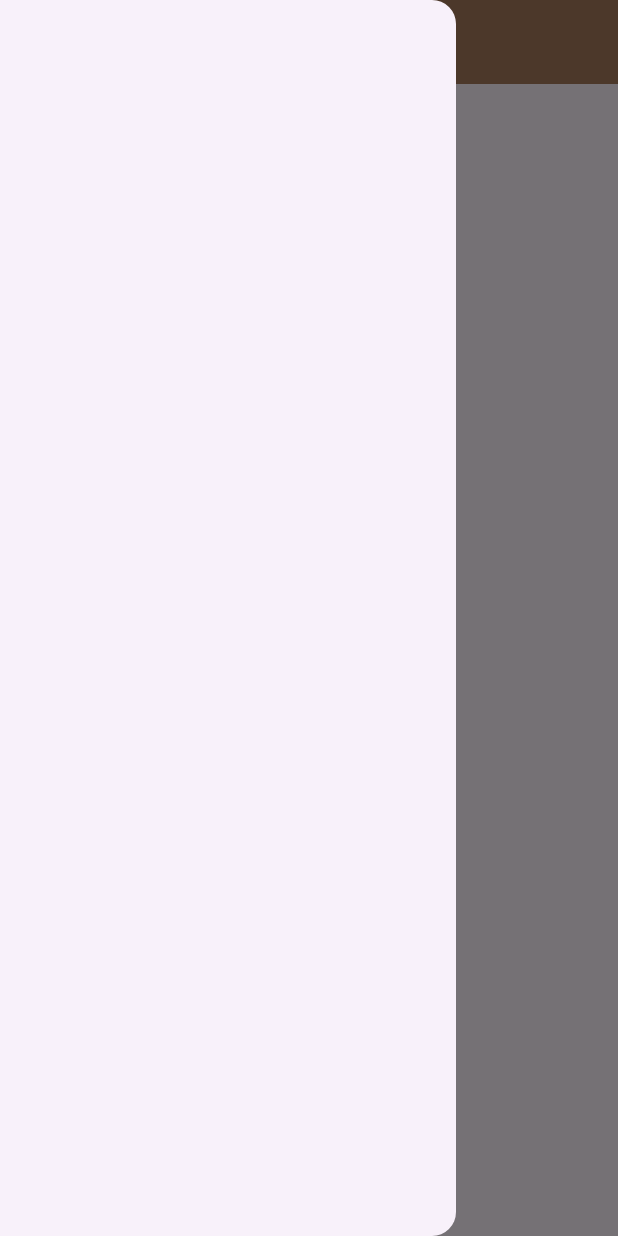
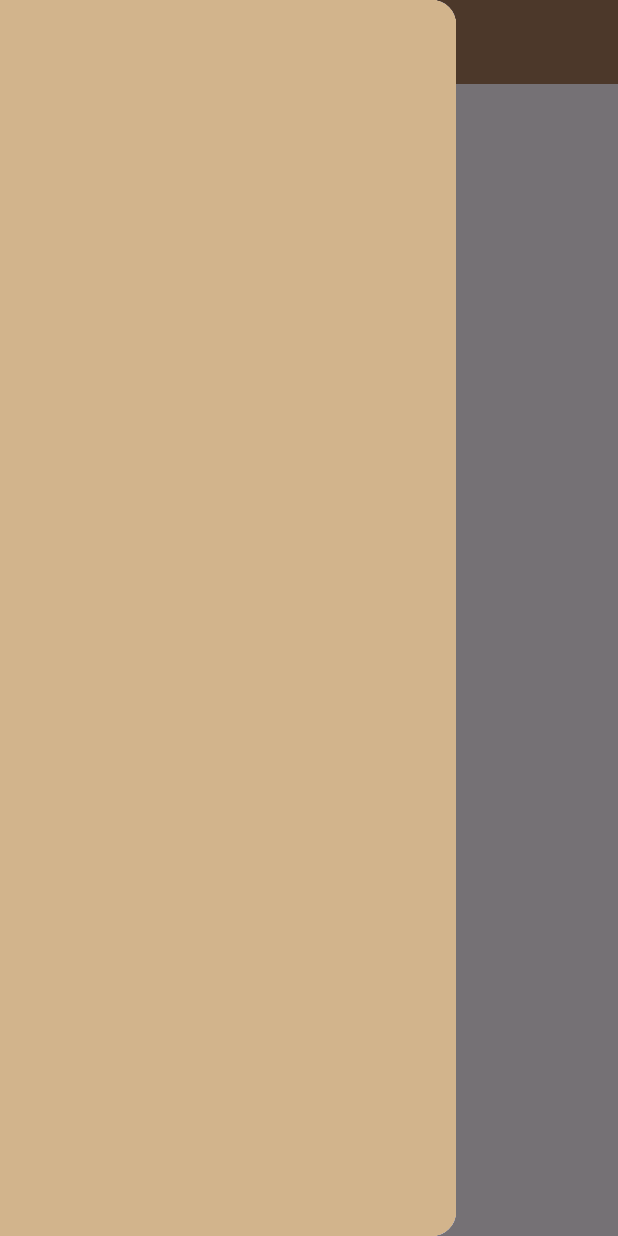
Before and after one commit to jovincia/drawer, a Flutter app: the screen it shows after launch, with the side drawer open, on a phone screen of 412 x 824 dp. Run offline on Flutter 3.47's test engine with Material 3 defaults, Android fonts, the phone set to English and light mode, and no system bars.

Commit message:
adding the container for the drawwer

```diff
--- a/lib/home_page.dart
+++ b/lib/home_page.dart
@@ -11,6 +11,13 @@ class HomePage extends StatelessWidget {
         backgroundColor: MainColors.brownCoffeeMilk,
       ),
       drawer: Drawer(
+        child:Container(
+          color: MainColors.brownNude,
+          child: ListView(
+            children: [],
+
+          ),
+        )
 
       ),
     );
```
Also changed, not shown: 1 other file.
